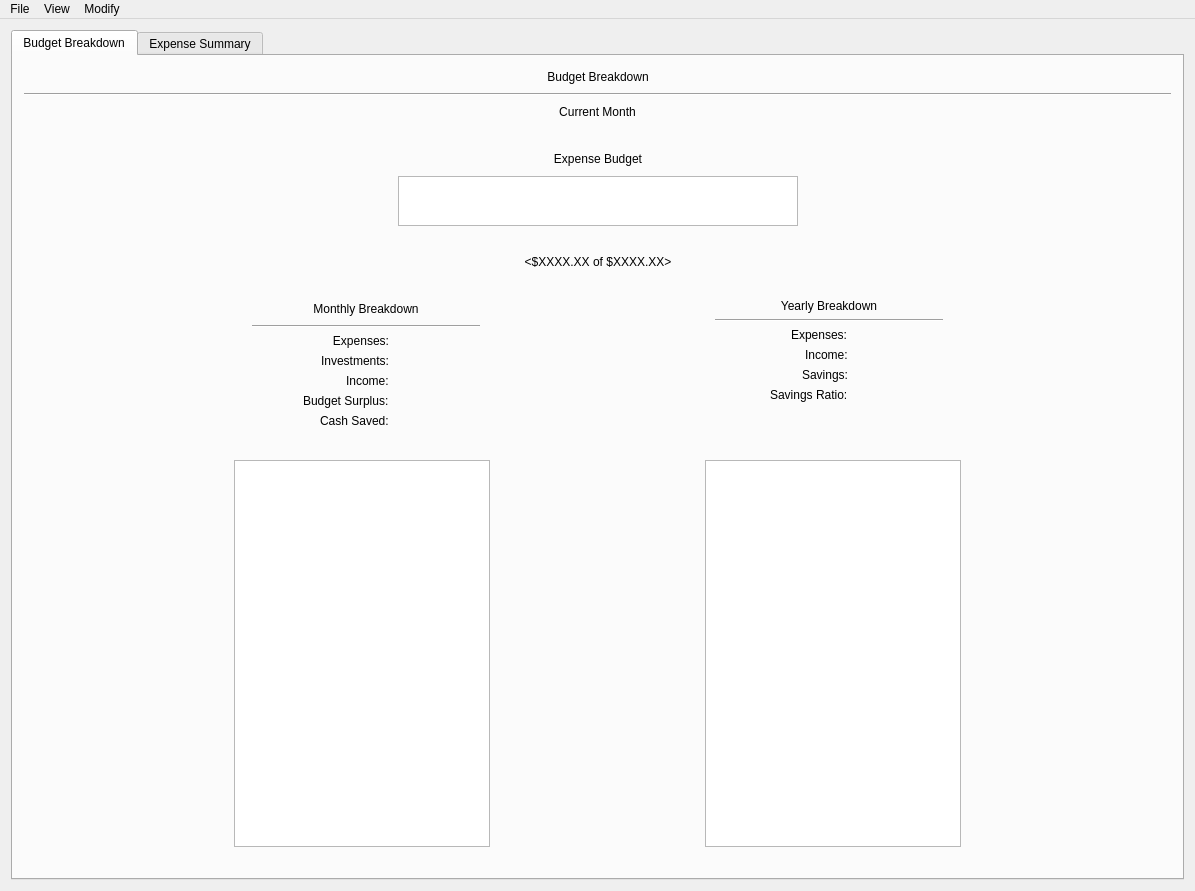
epw7856/CashFlowManager, file CashFlowManager/mainwindow.ui: the form before one commit.
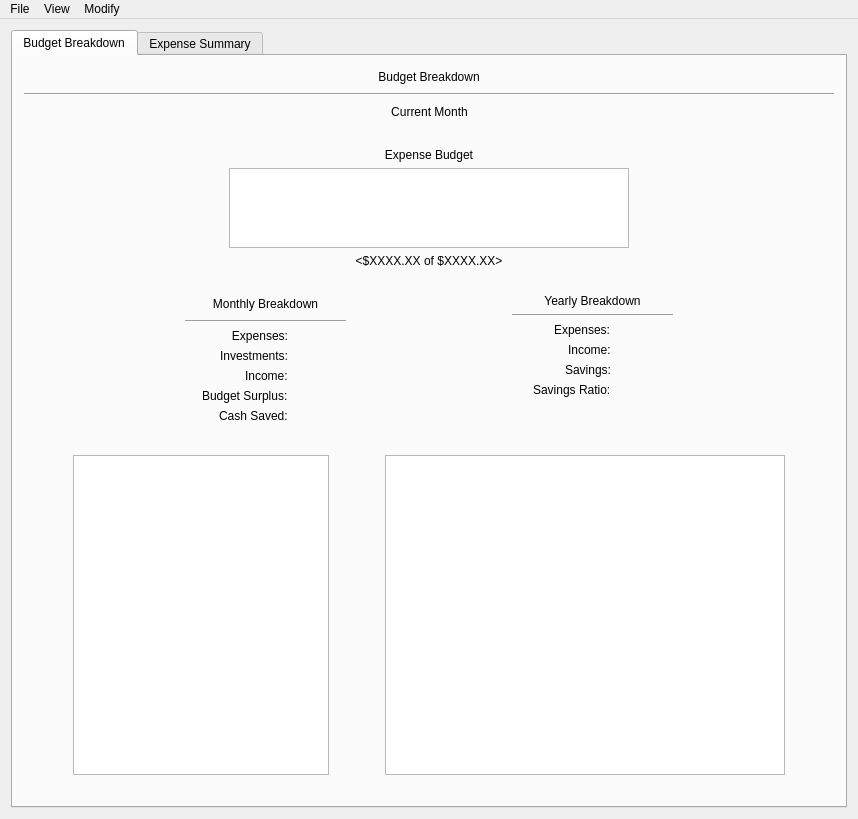
The form after the commit. Custom widgets are drawn as their Qt base class.

```diff
--- a/CashFlowManager/mainwindow.ui
+++ b/CashFlowManager/mainwindow.ui
@@ -6,8 +6,8 @@
    <rect>
     <x>0</x>
     <y>0</y>
-    <width>1195</width>
-    <height>891</height>
+    <width>858</width>
+    <height>819</height>
    </rect>
   </property>
   <property name="windowTitle">
@@ -160,7 +160,7 @@
               <item>
                <widget class="QChartView" name="graphicsViewExpenseBarChart">
                 <property name="sizePolicy">
-                 <sizepolicy hsizetype="Fixed" vsizetype="Expanding">
+                 <sizepolicy hsizetype="Fixed" vsizetype="Fixed">
                   <horstretch>0</horstretch>
                   <verstretch>0</verstretch>
                  </sizepolicy>
@@ -168,33 +168,17 @@
                 <property name="minimumSize">
                  <size>
                   <width>400</width>
-                  <height>50</height>
+                  <height>80</height>
                  </size>
                 </property>
                 <property name="maximumSize">
                  <size>
                   <width>400</width>
-                  <height>50</height>
+                  <height>80</height>
                  </size>
                 </property>
                </widget>
               </item>
-              <item>
-               <spacer name="verticalSpacer_2">
-                <property name="orientation">
-                 <enum>Qt::Vertical</enum>
-                </property>
-                <property name="sizeType">
-                 <enum>QSizePolicy::Fixed</enum>
-                </property>
-                <property name="sizeHint" stdset="0">
-                 <size>
-                  <width>20</width>
-                  <height>20</height>
-                 </size>
-                </property>
-               </spacer>
-              </item>
               <item>
                <widget class="QLabel" name="labelBudgetStatus">
                 <property name="text">
@@ -596,7 +580,20 @@
            </spacer>
           </item>
           <item>
-           <widget class="QGraphicsView" name="graphicsViewBreakdownPieChart"/>
+           <widget class="QChartView" name="graphicsViewBreakdownPieChart">
+            <property name="minimumSize">
+             <size>
+              <width>400</width>
+              <height>200</height>
+             </size>
+            </property>
+            <property name="maximumSize">
+             <size>
+              <width>16777215</width>
+              <height>16777215</height>
+             </size>
+            </property>
+           </widget>
           </item>
           <item>
            <spacer name="horizontalSpacer_12">
@@ -647,7 +644,7 @@
     <rect>
      <x>0</x>
      <y>0</y>
-     <width>1195</width>
+     <width>858</width>
      <height>21</height>
     </rect>
    </property>
```
